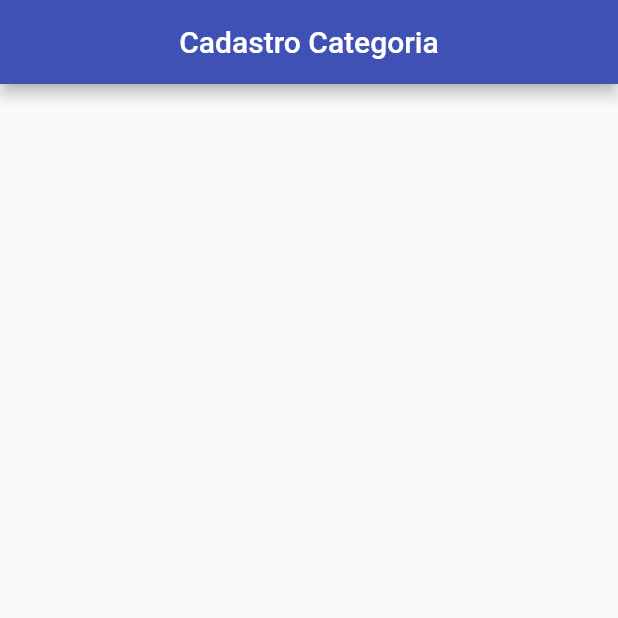
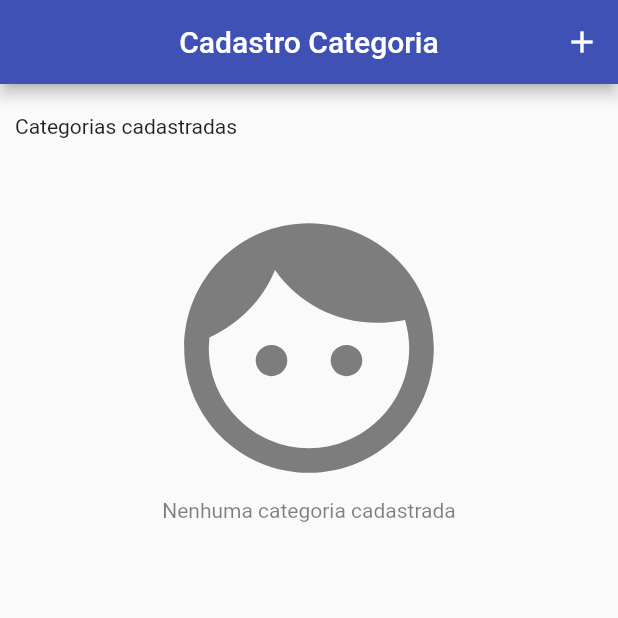
Before and after one commit to marcel099/upf-dwm-patrimony-app, a Flutter app: the DashboardScreen screen opened directly, after a tap on "Categoria", on a phone screen of 412 x 824 dp, the top half of it. Run offline on Flutter 3.47's test engine with Material 2 defaults, Android fonts, the phone set to English and light mode, and no system bars.

Commit message:
CRUD de categoria

```diff
--- a/lib/entities/Category.dart
+++ b/lib/entities/Category.dart
@@ -1,10 +1,12 @@
+import 'package:uuid/uuid.dart';
+
 class Category {
-  int id;
-  String name;
+  final Uuid id;
+  final String name;
 
-  Category({
-    required this.id,
-    required this.name,
+  const Category({
+    this.id = const Uuid(),
+    this.name = "",
   });
 
   factory Category.fromJson(Map<String, dynamic> json) {
--- a/lib/entities/Department.dart
+++ b/lib/entities/Department.dart
@@ -1,5 +1,7 @@
+import 'package:uuid/uuid.dart';
+
 class Department {
-  int id;
+  Uuid id;
   String name;
 
   Department({
--- a/lib/entities/Patrimony.dart
+++ b/lib/entities/Patrimony.dart
@@ -1,5 +1,7 @@
+import 'package:uuid/uuid.dart';
+
 class Patrimony {
-  int id;
+  Uuid id;
   String name;
   bool status;
   String description;
--- a/lib/main.dart
+++ b/lib/main.dart
@@ -1,8 +1,8 @@
 import 'package:flutter/material.dart';
+import 'package:patrimony_app/screens/dashboard_screen.dart';
 import 'package:patrimony_app/services/department_service.dart';
 import 'package:patrimony_app/services/patrimony_service.dart';
 import 'package:provider/provider.dart';
-import 'package:patrimony_app/screens/sign_in_screen.dart';
 import 'package:patrimony_app/services/category_service.dart';
 
 void main() {
@@ -32,7 +32,8 @@ class MyApp extends StatelessWidget {
       theme: ThemeData(
         primarySwatch: Colors.indigo,
       ),
-      home: const SignInScreen(),
+      home: const DashboardScreen(),
+      debugShowCheckedModeBanner: false,
     );
   }
 }
--- a/lib/screens/dashboard_screen.dart
+++ b/lib/screens/dashboard_screen.dart
@@ -1,9 +1,9 @@
 import 'package:flutter/material.dart';
 import 'package:patrimony_app/components/dashboard_button.dart';
 import 'package:patrimony_app/components/dashboard_card.dart';
-import 'package:patrimony_app/screens/manage_categories_screen.dart';
-import 'package:patrimony_app/screens/manage_departments_screen.dart';
-import 'package:patrimony_app/screens/manage_patrimonies_screen.dart';
+import 'package:patrimony_app/screens/list_categories_screen.dart';
+import 'package:patrimony_app/screens/list_departments_screen.dart';
+import 'package:patrimony_app/screens/list_patrimonies_screen.dart';
 import 'package:patrimony_app/services/category_service.dart';
 import 'package:patrimony_app/services/department_service.dart';
 import 'package:patrimony_app/services/patrimony_service.dart';
@@ -75,7 +75,7 @@ class DashboardScreen extends StatelessWidget {
                 title: "Departamento",
                 onPressedFunc: () {
                   Navigator.of(context).push(MaterialPageRoute(
-                      builder: (context) => const ManageDepartmentsScreen()));
+                      builder: (context) => const ListDepartmentsScreen()));
                 },
               ),
               const SizedBox(
@@ -85,7 +85,7 @@ class DashboardScreen extends StatelessWidget {
                 title: "Categoria",
                 onPressedFunc: () {
                   Navigator.of(context).push(MaterialPageRoute(
-                      builder: (context) => const ManageCategoriesScreen()));
+                      builder: (context) => const ListCategoriesScreen()));
                 },
               ),
               const SizedBox(
@@ -95,7 +95,7 @@ class DashboardScreen extends StatelessWidget {
                 title: "Patrimônio",
                 onPressedFunc: () {
                   Navigator.of(context).push(MaterialPageRoute(
-                      builder: (context) => const ManagePatrimoniesScreen()));
+                      builder: (context) => const ListPatrimoniesScreen()));
                 },
               ),
             ])),
--- /dev/null
+++ b/lib/screens/list_categories_screen.dart
@@ -0,0 +1,90 @@
+import 'package:flutter/material.dart';
+import 'package:patrimony_app/entities/category.dart';
+import 'package:patrimony_app/screens/manage_category_screen.dart';
+import 'package:patrimony_app/services/category_service.dart';
+import 'package:provider/provider.dart';
+
+class ListCategoriesScreen extends StatelessWidget {
+  const ListCategoriesScreen({Key? key}) : super(key: key);
+
+  @override
+  Widget build(BuildContext context) {
+    return Scaffold(
+      appBar: AppBar(
+          title: const Text('Cadastro Categoria'),
+          centerTitle: true,
+          backgroundColor: Colors.indigo,
+          automaticallyImplyLeading: false,
+          actions: [
+            IconButton(
+              onPressed: () {
+                Navigator.of(context).push(MaterialPageRoute(
+                    builder: (context) => ManageCategoryScreen()));
+              },
+              icon: const Icon(Icons.add),
+            ),
+          ]),
+      body: SingleChildScrollView(
+        child: Container(
+          padding: const EdgeInsets.symmetric(
+            horizontal: 10,
+            vertical: 20,
+          ),
+          child: Consumer<CategoryService>(builder: (_, categoryService, __) {
+            return Column(
+                crossAxisAlignment: CrossAxisAlignment.start,
+                children: [
+                  const Text("Categorias cadastradas",
+                      style: TextStyle(fontSize: 14)),
+                  categoryService.categories.isEmpty
+                      ? Center(
+                          child: Padding(
+                              padding: const EdgeInsets.only(
+                                top: 40,
+                              ),
+                              child: Column(children: const [
+                                Icon(
+                                  Icons.face,
+                                  size: 200,
+                                  color: Color.fromRGBO(0, 0, 0, 0.5),
+                                ),
+                                Text("Nenhuma categoria cadastrada",
+                                    style: TextStyle(
+                                      color: Color.fromRGBO(0, 0, 0, 0.5),
+                                    )),
+                              ])))
+                      : ListView.builder(
+                          itemCount: categoryService.categories.length,
+                          shrinkWrap: true,
+                          itemBuilder: (context, index) {
+                            final Category category =
+                                categoryService.categories[index];
+                            // final itemKey = category.id.toString();
+
+                            return Dismissible(
+                                key: UniqueKey(),
+                                onDismissed: (direction) =>
+                                    categoryService.delete(category.id),
+                                background: Container(color: Colors.red),
+                                child: GestureDetector(
+                                  onTap: () {
+                                    Navigator.of(context).push(
+                                        MaterialPageRoute(
+                                            builder: (context) =>
+                                                ManageCategoryScreen(
+                                                  category: category,
+                                                )));
+                                  },
+                                  child: Card(
+                                      child:
+                                          ListTile(title: Text(category.name))),
+                                ));
+                          },
+                        ),
+                ]);
+          }),
+        ),
+      ),
+    );
+  }
+}
--- a/lib/screens/manage_categories_screen.dart
+++ b/lib/screens/list_departments_screen.dart
@@ -1,13 +1,13 @@
 import 'package:flutter/material.dart';
 
-class ManageCategoriesScreen extends StatelessWidget {
-  const ManageCategoriesScreen({Key? key}) : super(key: key);
+class ListDepartmentsScreen extends StatelessWidget {
+  const ListDepartmentsScreen({Key? key}) : super(key: key);
 
   @override
   Widget build(BuildContext context) {
     return Scaffold(
       appBar: AppBar(
-        title: const Text('Cadastro Categoria'),
+        title: const Text('Cadastro Departamento'),
         centerTitle: true,
         backgroundColor: Colors.indigo,
         automaticallyImplyLeading: false,
--- a/lib/screens/manage_departments_screen.dart
+++ b/lib/screens/list_patrimonies_screen.dart
@@ -1,13 +1,13 @@
 import 'package:flutter/material.dart';
 
-class ManageDepartmentsScreen extends StatelessWidget {
-  const ManageDepartmentsScreen({Key? key}) : super(key: key);
+class ListPatrimoniesScreen extends StatelessWidget {
+  const ListPatrimoniesScreen({Key? key}) : super(key: key);
 
   @override
   Widget build(BuildContext context) {
     return Scaffold(
       appBar: AppBar(
-        title: const Text('Cadastro Departamento'),
+        title: const Text('Cadastro Patrimônio'),
         centerTitle: true,
         backgroundColor: Colors.indigo,
         automaticallyImplyLeading: false,
--- a/lib/screens/sign_in_screen.dart
+++ b/lib/screens/sign_in_screen.dart
@@ -38,7 +38,9 @@ class _SignInScreenState extends State<SignInScreen> {
                     InputFormApp(
                       controller: emailController,
                       labelText: 'Email',
+                      labelTextSize: 20,
                       hintText: 'Informe seu email',
+                      showRequiredMark: false,
                       keyboardType: TextInputType.emailAddress,
                       validator: (value) {
                         if (value != "admin@patrimonio.com.br") {
@@ -54,7 +56,9 @@ class _SignInScreenState extends State<SignInScreen> {
                     InputFormApp(
                       controller: passwordController,
                       labelText: 'Senha',
+                      labelTextSize: 20,
                       hintText: 'Informe sua senha',
+                      showRequiredMark: false,
                       validator: (value) {
                         if (value != "123") {
                           return '';
--- a/lib/services/category_service.dart
+++ b/lib/services/category_service.dart
@@ -1,5 +1,6 @@
 import 'package:patrimony_app/entities/category.dart';
 import 'package:flutter/material.dart';
+import 'package:uuid/uuid.dart';
 
 class CategoryService extends ChangeNotifier {
   final List<Category> _categories = [];
@@ -13,7 +14,7 @@ class CategoryService extends ChangeNotifier {
     notifyListeners();
   }
 
-  int _findIndexInList(int id) {
+  int _findIndexInList(Uuid id) {
     final int foundIndex =
         _categories.indexWhere(((category) => category.id == id));
 
@@ -28,7 +29,7 @@ class CategoryService extends ChangeNotifier {
     notifyListeners();
   }
 
-  void delete(int id) {
+  void delete(Uuid id) {
     final int foundIndex = _findIndexInList(id);
 
     _categories.removeAt(foundIndex);
--- a/lib/services/department_service.dart
+++ b/lib/services/department_service.dart
@@ -1,5 +1,6 @@
 import 'package:patrimony_app/entities/department.dart';
 import 'package:flutter/material.dart';
+import 'package:uuid/uuid.dart';
 
 class DepartmentService extends ChangeNotifier {
   final List<Department> _departments = [];
@@ -13,7 +14,7 @@ class DepartmentService extends ChangeNotifier {
     notifyListeners();
   }
 
-  int _findIndexInList(int id) {
+  int _findIndexInList(Uuid id) {
     final int foundIndex =
         _departments.indexWhere(((department) => department.id == id));
 
@@ -28,7 +29,7 @@ class DepartmentService extends ChangeNotifier {
     notifyListeners();
   }
 
-  void delete(int id) {
+  void delete(Uuid id) {
     final int foundIndex = _findIndexInList(id);
 
     _departments.removeAt(foundIndex);
--- a/lib/services/patrimony_service.dart
+++ b/lib/services/patrimony_service.dart
@@ -1,5 +1,6 @@
 import 'package:patrimony_app/entities/patrimony.dart';
 import 'package:flutter/material.dart';
+import 'package:uuid/uuid.dart';
 
 class PatrimonyService extends ChangeNotifier {
   final List<Patrimony> _patrimonies = [];
@@ -13,7 +14,7 @@ class PatrimonyService extends ChangeNotifier {
     notifyListeners();
   }
 
-  int _findIndexInList(int id) {
+  int _findIndexInList(Uuid id) {
     final int foundIndex =
         _patrimonies.indexWhere(((patrimony) => patrimony.id == id));
 
@@ -28,7 +29,7 @@ class PatrimonyService extends ChangeNotifier {
     notifyListeners();
   }
 
-  void delete(int id) {
+  void delete(Uuid id) {
     final int foundIndex = _findIndexInList(id);
 
     _patrimonies.removeAt(foundIndex);
--- a/pubspec.yaml
+++ b/pubspec.yaml
@@ -35,6 +35,7 @@ dependencies:
   # Use with the CupertinoIcons class for iOS style icons.
   cupertino_icons: ^1.0.2
   provider: ^6.0.3
+  uuid: 3.0.6
 
 dev_dependencies:
   flutter_test:
```
Also changed, not shown: lib/components/category_list_item.dart (added, +20 -0 lines), lib/components/input_form.dart (+14 -7 lines), lib/screens/list_entity_screen.dart (added, +47 -0 lines), lib/screens/manage_category_screen.dart (added, +90 -0 lines), lib/screens/manage_patrimonies_screen.dart (deleted, +0 -20 lines), pubspec.lock.
